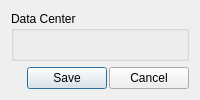
Qt form pyweed/gui/uic/PreferencesDialog.ui (iris-edu/pyweed) before a commit.
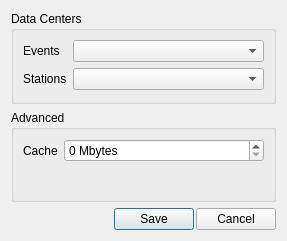
The same form after that commit.

Commit message: Allow events and stations/data to come from different data centers. #81

What changed in the file:
```diff
--- a/pyweed/gui/uic/PreferencesDialog.ui
+++ b/pyweed/gui/uic/PreferencesDialog.ui
@@ -5,19 +5,77 @@
   <property name="windowModality">
    <enum>Qt::ApplicationModal</enum>
   </property>
+  <property name="geometry">
+   <rect>
+    <x>0</x>
+    <y>0</y>
+    <width>287</width>
+    <height>241</height>
+   </rect>
+  </property>
   <property name="windowTitle">
    <string>Preferences</string>
   </property>
   <property name="modal">
    <bool>true</bool>
   </property>
-  <layout class="QVBoxLayout" name="verticalLayout">
+  <layout class="QVBoxLayout" name="verticalLayout" stretch="0,0,1">
    <item>
     <widget class="QGroupBox" name="dataCentersGroupBox">
      <property name="title">
-      <string>Data Center</string>
+      <string>Data Centers</string>
      </property>
-     <layout class="QVBoxLayout" name="verticalLayout_2"/>
+     <layout class="QFormLayout" name="formLayout_4">
+      <item row="0" column="0">
+       <widget class="QLabel" name="label">
+        <property name="text">
+         <string>Events</string>
+        </property>
+       </widget>
+      </item>
+      <item row="0" column="1">
+       <widget class="QComboBox" name="eventDataCenterComboBox"/>
+      </item>
+      <item row="1" column="0">
+       <widget class="QLabel" name="label_2">
+        <property name="text">
+         <string>Stations</string>
+        </property>
+       </widget>
+      </item>
+      <item row="1" column="1">
+       <widget class="QComboBox" name="stationDataCenterComboBox"/>
+      </item>
+     </layout>
+    </widget>
+   </item>
+   <item>
+    <widget class="QGroupBox" name="groupBox">
+     <property name="title">
+      <string>Advanced</string>
+     </property>
+     <property name="alignment">
+      <set>Qt::AlignLeading|Qt::AlignLeft|Qt::AlignTop</set>
+     </property>
+     <layout class="QFormLayout" name="formLayout_3">
+      <item row="0" column="0">
+       <widget class="QLabel" name="label_3">
+        <property name="text">
+         <string>Cache</string>
+        </property>
+       </widget>
+      </item>
+      <item row="0" column="1">
+       <widget class="QSpinBox" name="cacheSizeSpinBox">
+        <property name="suffix">
+         <string> Mbytes</string>
+        </property>
+        <property name="maximum">
+         <number>500</number>
+        </property>
+       </widget>
+      </item>
+     </layout>
     </widget>
    </item>
    <item>
```
The commit also changes 7 other files.
